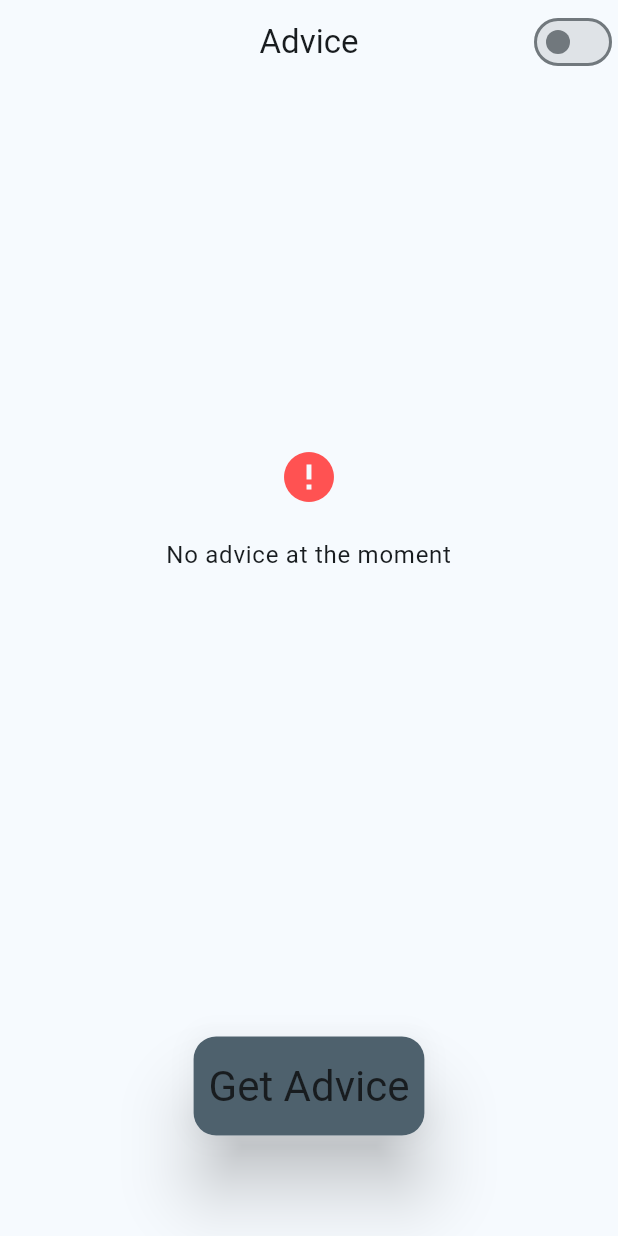
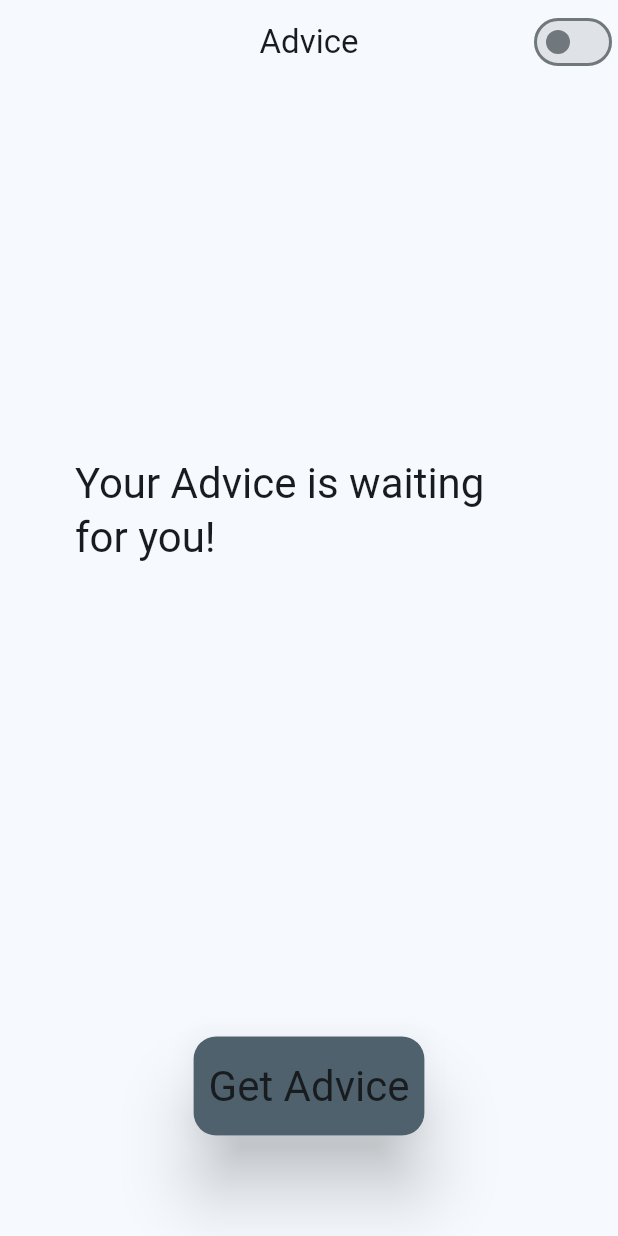
Before and after one commit to mahirAbdAlazimMokhtar/advice_clean_arch, a Flutter app: the screen it shows after launch, on a phone screen of 412 x 824 dp. Run offline on Flutter 3.47's test engine with Material 3 defaults, Android fonts, the phone set to English and light mode, and no system bars; our stand-ins replace equatable, flutter_bloc.

Commit message:
--added cubit advice state management -- added bloc advice state management

```diff
--- a/lib/2_application/screens/advice/advice_screen.dart
+++ /dev/null
@@ -1,56 +0,0 @@
-import 'package:adviser_clean_arch/2_application/screens/advice/widgets/advice_field.dart';
-import 'package:adviser_clean_arch/2_application/screens/advice/widgets/custom_button.dart';
-import 'package:adviser_clean_arch/2_application/screens/advice/widgets/error_message.dart';
-import 'package:flutter/material.dart';
-import 'package:provider/provider.dart';
-
-import '../../core/services/theme_service.dart';
-
-class AdviserScreen extends StatelessWidget {
-  const AdviserScreen({super.key});
-
-  @override
-  Widget build(BuildContext context) {
-    final themeData = Theme.of(context);
-    final themeServices = Provider.of<ThemeService>(context).isDarkModeOn;
-    return Scaffold(
-      appBar: AppBar(
-        title: Text(
-          'Advice',
-          style: themeData.textTheme.titleLarge,
-        ),
-        centerTitle: true,
-        actions: [
-          Switch(
-              value: themeServices,
-              onChanged: (_) {
-                Provider.of<ThemeService>(context, listen: false).toggleTheme();
-              })
-        ],
-      ),
-      body: const Padding(
-        padding: EdgeInsets.symmetric(horizontal: 50),
-        child: Column(
-          children: [
-            Expanded(
-                child: Center(
-              child:
-              ErrorMessage(message: 'No advice at the moment'),
-              /*AdviceField(
-                  advice:
-                      'Example Advice - Your Day will be full of good advice!'),*/
-              /*CircularProgressIndicator(
-                color: themeData.colorScheme.secondary,
-              )*/
-              /* Text(
-                'Your Advice is waiting for you!',
-                style: themeData.textTheme.headlineMedium,
-              ),*/
-            )),
-            SizedBox(height: 200, child: Center(child: CustomButton()))
-          ],
-        ),
-      ),
-    );
-  }
-}
--- /dev/null
+++ b/lib/2_application/screens/advice/bloc/advice_event.dart
@@ -0,0 +1,11 @@
+part of 'advice_bloc.dart';
+
+abstract class AdviceEvent extends Equatable {
+  const AdviceEvent();
+
+  @override
+  List<Object> get props => [];
+}
+class AdviceRequestedEvent extends AdviceEvent {
+  const AdviceRequestedEvent();
+}
--- /dev/null
+++ b/lib/2_application/screens/advice/bloc/advice_state.dart
@@ -0,0 +1,22 @@
+part of 'advice_bloc.dart';
+
+abstract class AdviceState extends Equatable {
+  const AdviceState();
+
+  @override
+  List<Object> get props => [];
+}
+class AdviceInitial extends AdviceState {}
+class AdviceStateLoading extends AdviceState {}
+class AdviceStateLoaded extends AdviceState {
+  final String advice;
+  const AdviceStateLoaded({required this.advice});
+    @override
+  List<Object> get props => [advice];
+}
+class AdviceStateError extends AdviceState {
+  final String message;
+  const AdviceStateError({required this.message});
+    @override
+  List<Object> get props => [message];
+}
--- /dev/null
+++ b/lib/2_application/screens/advice/cubit/advicer_state.dart
@@ -0,0 +1,26 @@
+part of 'advicer_cubit.dart';
+
+sealed class AdvicerState extends Equatable {
+  const AdvicerState();
+
+  @override
+  List<Object> get props => [];
+}
+
+final class AdvicerInitial extends AdvicerState {}
+
+final class AdvicerLoading extends AdvicerState {}
+
+final class AdvicerLoaded extends AdvicerState {
+  final String advice;
+  const AdvicerLoaded({required this.advice});
+  @override
+  List<Object> get props => [advice];
+}
+
+final class AdvicerError extends AdvicerState {
+  final String message;
+  const AdvicerError({required this.message});
+  @override
+  List<Object> get props => [message];
+}
--- /dev/null
+++ b/lib/2_application/screens/advice/cubit_advice_screen.dart
@@ -0,0 +1,78 @@
+import 'package:adviser_clean_arch/2_application/screens/advice/cubit/advicer_cubit.dart';
+import 'package:adviser_clean_arch/2_application/screens/advice/widgets/cubit_custom_button.dart';
+import 'package:adviser_clean_arch/2_application/screens/advice/widgets/error_message.dart';
+import 'package:flutter/material.dart';
+import 'package:flutter_bloc/flutter_bloc.dart';
+import 'package:provider/provider.dart';
+
+import '../../core/services/theme_service.dart';
+import 'widgets/advice_field.dart';
+
+class CubitAdvicePageWrapperProvider extends StatelessWidget {
+  const CubitAdvicePageWrapperProvider({super.key});
+
+  @override
+  Widget build(BuildContext context) {
+    return BlocProvider(
+      create: (context) => AdvicerCubit(),
+      child: const AdviserScreen(),
+    );
+  }
+}
+
+class AdviserScreen extends StatelessWidget {
+  const AdviserScreen({super.key});
+
+  @override
+  Widget build(BuildContext context) {
+    final themeData = Theme.of(context);
+    final themeServices = Provider.of<ThemeService>(context).isDarkModeOn;
+    return Scaffold(
+      appBar: AppBar(
+        title: Text(
+          'Advice',
+          style: themeData.textTheme.titleLarge,
+        ),
+        centerTitle: true,
+        actions: [
+          Switch(
+              value: themeServices,
+              onChanged: (_) {
+                Provider.of<ThemeService>(context, listen: false).toggleTheme();
+              })
+        ],
+      ),
+      body: Padding(
+        padding: const EdgeInsets.symmetric(horizontal: 50),
+        child: Column(
+          children: [
+            Expanded(child: Center(
+              child: BlocBuilder<AdvicerCubit, AdvicerState>(
+                builder: (context, state) {
+                  if (state is AdvicerInitial) {
+                    return Text(
+                      'Your Advice is waiting for you!',
+                      style: themeData.textTheme.headlineMedium,
+                    );
+                  }
+                  if (state is AdvicerLoading) {
+                    return CircularProgressIndicator(
+                      color: themeData.colorScheme.secondary,
+                    );
+                  } else if (state is AdvicerLoaded) {
+                    return AdviceField(advice: state.advice);
+                  } else if (state is AdvicerError) {
+                    return ErrorMessage(message: state.message);
+                  }
+                  return const SizedBox();
+                },
+              ),
+            )),
+            const SizedBox(
+                height: 200, child: Center(child: CubitCustomButton()))
+          ],
+        ),
+      ),
+    );
+  }
+}
--- a/lib/2_application/screens/advice/widgets/custom_button.dart
+++ b/lib/2_application/screens/advice/widgets/bloc_custom_button.dart
@@ -1,13 +1,18 @@
+
 import 'package:flutter/material.dart';
+import 'package:flutter_bloc/flutter_bloc.dart';
 
-class CustomButton extends StatelessWidget {
-  const CustomButton({super.key});
+import '../bloc/advice_bloc.dart';
+
+class BlocCustomButton extends StatelessWidget {
+  const BlocCustomButton({super.key});
 
   @override
   Widget build(BuildContext context) {
     final theme = Theme.of(context);
     return InkResponse(
-      onTap: () {},
+      onTap: () => BlocProvider.of<AdviceBloc>(context).add
+      (const AdviceRequestedEvent()),
       child: Material(
         elevation: 20,
         borderRadius: BorderRadius.circular(15),
--- /dev/null
+++ b/lib/2_application/screens/advice/widgets/cubit_custom_button.dart
@@ -0,0 +1,32 @@
+import 'package:adviser_clean_arch/2_application/screens/advice/cubit/advicer_cubit.dart';
+import 'package:flutter/material.dart';
+import 'package:flutter_bloc/flutter_bloc.dart';
+
+
+class CubitCustomButton extends StatelessWidget {
+  const CubitCustomButton({super.key});
+
+  @override
+  Widget build(BuildContext context) {
+    final theme = Theme.of(context);
+    return InkResponse(
+      onTap: () => BlocProvider.of<AdvicerCubit>(context).requestedGetAdvice(),
+      child: Material(
+        elevation: 20,
+        borderRadius: BorderRadius.circular(15),
+        child: Container(
+          decoration: BoxDecoration(
+            borderRadius: BorderRadius.circular(15),
+            color: theme.colorScheme.secondary,
+          ),
+          child: Padding(
+              padding: const EdgeInsets.symmetric(horizontal: 10, vertical: 15),
+              child: Text(
+                'Get Advice',
+                style: theme.textTheme.headlineMedium,
+              )),
+        ),
+      ),
+    );
+  }
+}
--- a/lib/main.dart
+++ b/lib/main.dart
@@ -1,4 +1,4 @@
-import 'package:adviser_clean_arch/2_application/screens/advice/advice_screen.dart';
+import 'package:adviser_clean_arch/2_application/screens/advice/cubit_advice_screen.dart';
 import 'package:adviser_clean_arch/theme.dart';
 import 'package:flutter/material.dart';
 import 'package:provider/provider.dart';
@@ -16,13 +16,12 @@ class MyApp extends StatelessWidget {
   const MyApp({super.key});
   @override
   Widget build(BuildContext context) {
-    return Consumer<ThemeService>(builder:
-     (context, themeService, child) {
+    return Consumer<ThemeService>(builder: (context, themeService, child) {
       return MaterialApp(
         themeMode: themeService.isDarkModeOn ? ThemeMode.dark : ThemeMode.light,
         theme: AppTheme.lightTheme,
         darkTheme: AppTheme.darkTheme,
-        home: const AdviserScreen(),
+        home: const CubitAdvicePageWrapperProvider(),
       );
     });
   }
--- a/lib/theme.dart
+++ b/lib/theme.dart
@@ -5,7 +5,7 @@ class AppTheme {
 
   static const _primaryColorLight = Colors.lightBlueAccent;
 
-  static const _primaryColorDark = Colors.lightGreenAccent;
+  static const _primaryColorDark = Color.fromARGB(255, 112, 123, 98);
 
   static final ThemeData lightTheme = ThemeData(
     colorScheme: ColorScheme.fromSeed(
--- a/pubspec.yaml
+++ b/pubspec.yaml
@@ -7,9 +7,12 @@ version: 1.0.0+1
 environment:
   sdk: ">=3.4.0 <4.0.0"
 dependencies:
+  bloc: ^8.1.4
   cupertino_icons: ^1.0.6
+  equatable: ^2.0.5
   flutter:
     sdk: flutter
+  flutter_bloc: ^8.1.6
   provider: ^6.1.2
 dev_dependencies:
   flutter_lints: ^3.0.0
```
Also changed, not shown: lib/2_application/screens/advice/bloc/advice_bloc.dart (added, +18 -0 lines), lib/2_application/screens/advice/bloc_advic_screen.dart (added, +78 -0 lines), lib/2_application/screens/advice/cubit/advicer_cubit.dart (added, +18 -0 lines), pubspec.lock.
